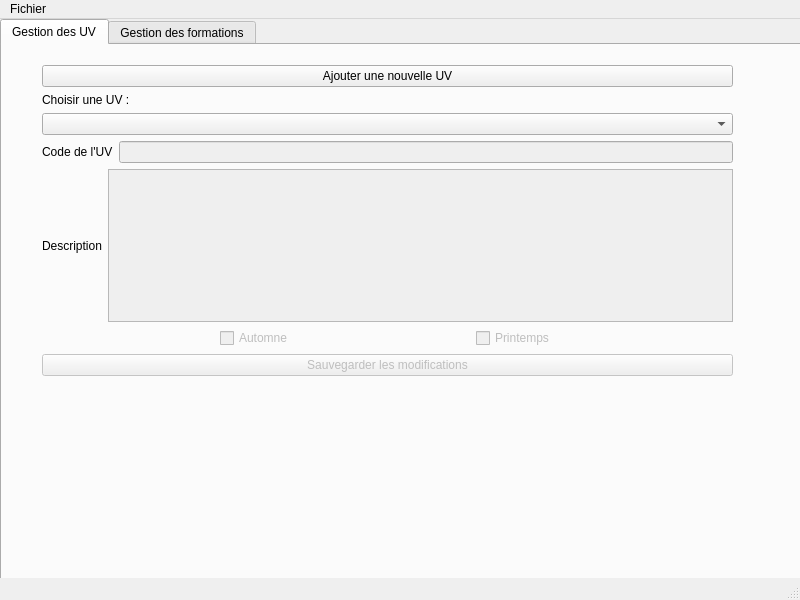
Clement-Fichmann/UTProfiler, file mainwindow.ui: the form before one commit.
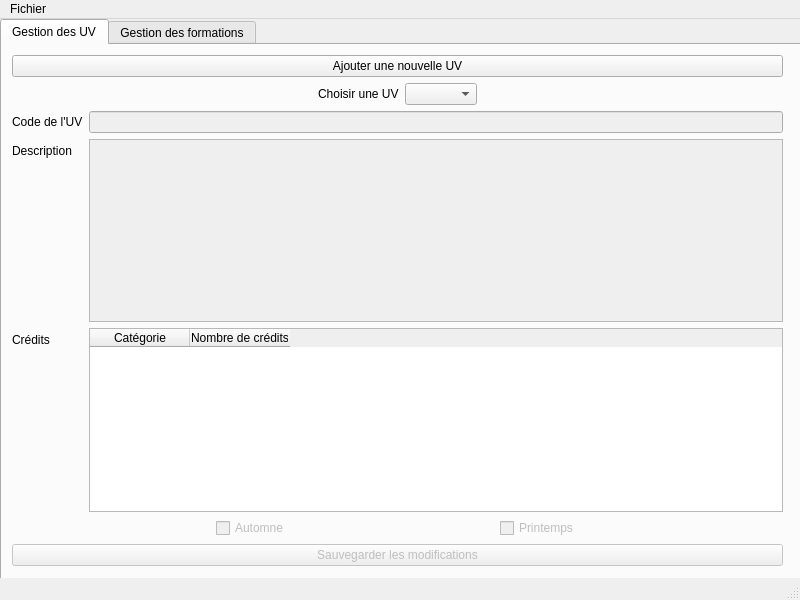
The form after the commit. The open tabs and pages were chosen to show the change.

The edit to the form file:
```diff
--- a/mainwindow.ui
+++ b/mainwindow.ui
@@ -33,26 +33,13 @@
      <widget class="QWidget" name="verticalLayoutWidget">
       <property name="geometry">
        <rect>
-        <x>40</x>
-        <y>20</y>
-        <width>691</width>
-        <height>311</height>
+        <x>10</x>
+        <y>10</y>
+        <width>771</width>
+        <height>511</height>
        </rect>
       </property>
       <layout class="QVBoxLayout" name="mainLayout">
-       <item>
-        <spacer name="verticalSpacer">
-         <property name="orientation">
-          <enum>Qt::Vertical</enum>
-         </property>
-         <property name="sizeHint" stdset="0">
-          <size>
-           <width>20</width>
-           <height>40</height>
-          </size>
-         </property>
-        </spacer>
-       </item>
        <item>
         <widget class="QPushButton" name="btnAjouter">
          <property name="text">
@@ -61,9 +48,24 @@
         </widget>
        </item>
        <item>
+        <layout class="QHBoxLayout" name="horizontalLayout">
+         <item>
+          <spacer name="horizontalSpacer_5">
+           <property name="orientation">
+            <enum>Qt::Horizontal</enum>
+           </property>
+           <property name="sizeHint" stdset="0">
+            <size>
+             <width>40</width>
+             <height>20</height>
+            </size>
+           </property>
+          </spacer>
+         </item>
+         <item>
         <widget class="QLabel" name="lblChoixUV">
          <property name="text">
-          <string>Choisir une UV :</string>
+            <string>Choisir une UV</string>
          </property>
         </widget>
        </item>
@@ -75,39 +77,71 @@
         </widget>
        </item>
        <item>
-        <layout class="QHBoxLayout" name="layoutCode">
+          <spacer name="horizontalSpacer_4">
+           <property name="orientation">
+            <enum>Qt::Horizontal</enum>
+           </property>
+           <property name="sizeHint" stdset="0">
+            <size>
+             <width>40</width>
+             <height>20</height>
+            </size>
+           </property>
+          </spacer>
+         </item>
+        </layout>
+       </item>
          <item>
+        <layout class="QFormLayout" name="formLayout">
+         <item row="0" column="0">
           <widget class="QLabel" name="lblCode">
            <property name="text">
             <string>Code de l'UV</string>
            </property>
           </widget>
          </item>
-         <item>
+         <item row="0" column="1">
           <widget class="QLineEdit" name="txtCodeUV">
            <property name="enabled">
             <bool>false</bool>
            </property>
           </widget>
          </item>
-        </layout>
-       </item>
-       <item>
-        <layout class="QHBoxLayout" name="layoutDescription">
-         <item>
+         <item row="1" column="0">
           <widget class="QLabel" name="lblDescription">
            <property name="text">
             <string>Description</string>
            </property>
           </widget>
          </item>
-         <item>
+         <item row="1" column="1">
           <widget class="QTextEdit" name="txtDescription">
            <property name="enabled">
             <bool>false</bool>
            </property>
           </widget>
          </item>
+         <item row="2" column="0">
+          <widget class="QLabel" name="lblDescription_2">
+           <property name="text">
+            <string>Crédits</string>
+           </property>
+          </widget>
+         </item>
+         <item row="2" column="1">
+          <widget class="QTableWidget" name="tableWidget">
+           <column>
+            <property name="text">
+             <string>Catégorie</string>
+            </property>
+           </column>
+           <column>
+            <property name="text">
+             <string>Nombre de crédits</string>
+            </property>
+           </column>
+          </widget>
+         </item>
         </layout>
        </item>
        <item>
```
Left out of the diff: 2 changed lines with no effect on the pictures. Lines whose indentation alone changed are shown as unchanged.
